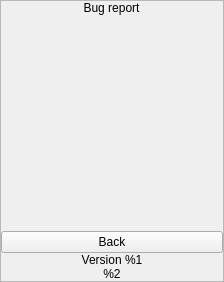
demlabs-cellframe/dap-ui-sdk, file vpn/ui/dialogs/BugReportResultScreen.ui: the form before one commit.
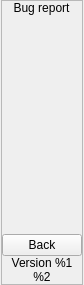
The form after the commit. Custom widgets are drawn as their Qt base class.

Commit message: [*] corrected bug report result screen style

The edit to the form file:
```diff
--- a/vpn/ui/dialogs/BugReportResultScreen.ui
+++ b/vpn/ui/dialogs/BugReportResultScreen.ui
@@ -6,8 +6,8 @@
    <rect>
     <x>0</x>
     <y>0</y>
-    <width>224</width>
-    <height>282</height>
+    <width>84</width>
+    <height>285</height>
    </rect>
   </property>
   <property name="windowTitle">
@@ -29,7 +29,7 @@
    <property name="bottomMargin">
     <number>0</number>
    </property>
-   <item>
+   <item alignment="Qt::AlignHCenter">
     <widget class="QFrame" name="frmBugReport">
      <property name="frameShape">
       <enum>QFrame::StyledPanel</enum>
@@ -87,12 +87,12 @@
         <property name="sizeHint" stdset="0">
          <size>
           <width>20</width>
-          <height>13</height>
+          <height>100</height>
          </size>
         </property>
        </spacer>
       </item>
-      <item>
+      <item alignment="Qt::AlignVCenter">
        <widget class="QPushButton" name="btnClose">
         <property name="sizePolicy">
          <sizepolicy hsizetype="Preferred" vsizetype="Fixed">
```
The commit also changes 1 other file.
